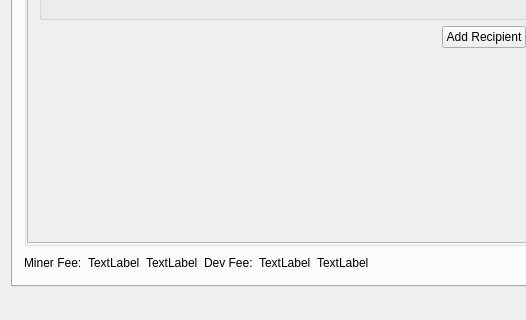
Qt form src/mainwindow.ui (z-bitcoinz/BitcoinZ_Blue) before a commit; both pictures show x 0 to 526 and y 296 to 616 of the 968 by 616 pixel window.
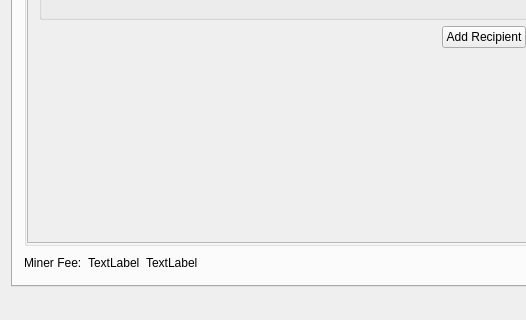
The same form after that commit. The open tabs and pages were chosen to show the change. Icons and pictures are not drawn. Custom widgets are drawn as their Qt base class.

Diff of the .ui file:
```diff
--- a/src/mainwindow.ui
+++ b/src/mainwindow.ui
@@ -523,27 +523,6 @@
             </property>
            </widget>
           </item>
-          <item>
-           <widget class="QLabel" name="lblDevFeeTxt">
-            <property name="text">
-             <string>Dev Fee:</string>
-            </property>
-           </widget>
-          </item>
-          <item>
-           <widget class="QLabel" name="lblDevFee">
-            <property name="text">
-             <string>TextLabel</string>
-            </property>
-           </widget>
-          </item>
-          <item>
-           <widget class="QLabel" name="lblDevFeeUSD">
-            <property name="text">
-             <string>TextLabel</string>
-            </property>
-           </widget>
-          </item>
           <item>
            <spacer name="horizontalSpacer">
             <property name="orientation">
```
Left out of the diff: 2 changed lines with no effect on the pictures.
